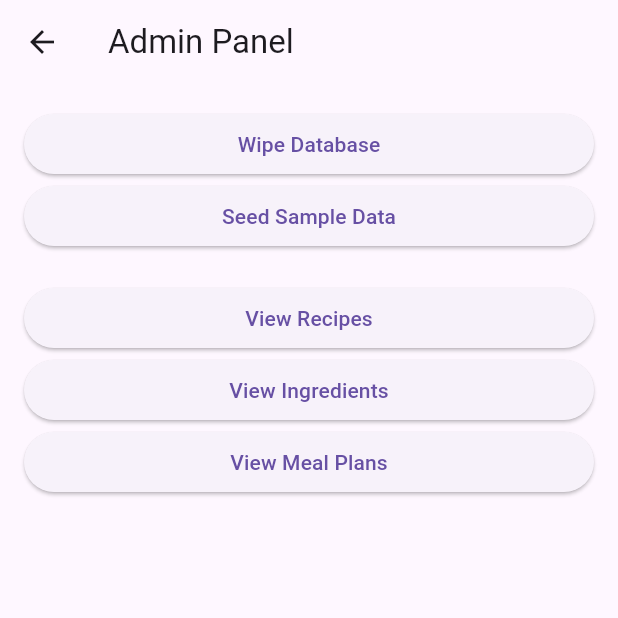
After one commit to KyMiron/Family-Meal-Planner, a Flutter app: the screen it shows after launch, item 3 of the bottom bar chosen, after a tap on the "lock" icon, on a phone screen of 412 x 824 dp, the top half of it. The commit adds this screen. Run offline on Flutter 3.47's test engine with Material 3 defaults, Android fonts, the phone set to English and light mode, and no system bars; our stand-ins replace sqflite, table_calendar; accounts and stored records are empty.

Commit message:
Adds admin panel and calendar view
Introduces an admin panel screen for database management, including resetting and seeding.

Implements a calendar view with meal planning functionality, allowing users to select recipes for specific dates.

```diff
--- a/lib/main_tab_screen.dart
+++ b/lib/main_tab_screen.dart
@@ -3,6 +3,7 @@ import 'screens/home.dart';
 import 'screens/recipe_list.dart';
 import 'screens/calendar.dart';
 import 'screens/inventory.dart';
+import 'screens/admin_panel.dart';
 
 class MainTabScreen extends StatefulWidget {
   @override
@@ -29,7 +30,20 @@ class _MainTabScreenState extends State<MainTabScreen> {
   @override
   Widget build(BuildContext context) {
     return Scaffold(
-      appBar: AppBar(title: Text(_titles[_selectedIndex])),
+      appBar: AppBar(
+        title: Text(_titles[_selectedIndex]),
+        actions: [
+          IconButton(
+            icon: const Icon(Icons.lock),
+            onPressed: () {
+              Navigator.push(
+                context,
+                MaterialPageRoute(builder: (_) => const AdminPanelScreen()),
+              );
+            },
+          ),
+        ],
+      ),
       body: _screens[_selectedIndex],
       bottomNavigationBar: BottomNavigationBar(
         currentIndex: _selectedIndex,
--- a/lib/models/ingredient.dart
+++ b/lib/models/ingredient.dart
@@ -25,7 +25,6 @@ class Ingredient {
     );
   }
 
-  // Optional: For saving to local DB (e.g., Hive/Sqflite)
   Map<String, dynamic> toMap() {
     return {'id': id, 'name': name, 'quantity': quantity, 'unit': unit};
   }
--- /dev/null
+++ b/lib/models/meal_plan.dart
@@ -0,0 +1,19 @@
+class MealPlan {
+  final String id;
+  final String date; // ISO format: "2025-06-18"
+  final String recipeId;
+
+  MealPlan({required this.id, required this.date, required this.recipeId});
+
+  Map<String, dynamic> toMap() {
+    return {'id': id, 'date': date, 'recipeId': recipeId};
+  }
+
+  factory MealPlan.fromMap(Map<String, dynamic> map) {
+    return MealPlan(
+      id: map['id'],
+      date: map['date'],
+      recipeId: map['recipeId'],
+    );
+  }
+}
--- /dev/null
+++ b/lib/screens/admin_panel.dart
@@ -0,0 +1,73 @@
+import 'package:flutter/material.dart';
+import '../services/database_helper.dart';
+
+class AdminPanelScreen extends StatefulWidget {
+  const AdminPanelScreen({super.key});
+
+  @override
+  State<AdminPanelScreen> createState() => _AdminPanelScreenState();
+}
+
+class _AdminPanelScreenState extends State<AdminPanelScreen> {
+  String _output = '';
+  final _db = DatabaseHelper();
+  Future<void> _resetDatabase() async {
+    final db = _db;
+    await db.resetDatabase();
+    setState(() {
+      _output = 'All tables cleared.';
+    });
+  }
+
+  Future<void> _seedSampleData() async {
+    final db = _db;
+    db.seedDatabase();
+
+    setState(() {
+      _output = 'Database is seeded';
+    });
+  }
+
+  Future<void> _showTable(String table) async {
+    final db = _db;
+    final rows = await db.getTable(table);
+    setState(() {
+      _output = '$table:\n${rows.map((e) => e.toString()).join('\n')}';
+    });
+  }
+
+  @override
+  Widget build(BuildContext context) {
+    return Scaffold(
+      appBar: AppBar(title: const Text('Admin Panel')),
+      body: ListView(
+        padding: const EdgeInsets.all(16),
+        children: [
+          ElevatedButton(
+            onPressed: _resetDatabase,
+            child: const Text('Wipe Database'),
+          ),
+          ElevatedButton(
+            onPressed: _seedSampleData,
+            child: const Text('Seed Sample Data'),
+          ),
+          const SizedBox(height: 20),
+          ElevatedButton(
+            onPressed: () => _showTable('recipes'),
+            child: const Text('View Recipes'),
+          ),
+          ElevatedButton(
+            onPressed: () => _showTable('ingredients'),
+            child: const Text('View Ingredients'),
+          ),
+          ElevatedButton(
+            onPressed: () => _showTable('mealplans'),
+            child: const Text('View Meal Plans'),
+          ),
+          const SizedBox(height: 20),
+          Text(_output),
+        ],
+      ),
+    );
+  }
+}
--- a/lib/screens/calendar.dart
+++ b/lib/screens/calendar.dart
@@ -1,7 +1,122 @@
 import 'package:flutter/material.dart';
+import 'package:meal_planner/models/meal_plan.dart';
+import 'package:table_calendar/table_calendar.dart';
+import '../services/database_helper.dart';
 
-class CalendarScreen extends StatelessWidget {
+class CalendarScreen extends StatefulWidget {
+  const CalendarScreen({Key? key}) : super(key: key);
+
   @override
-  Widget build(BuildContext context) =>
-      Center(child: Text("Meal Calendar View (Use table_calendar)"));
+  State<CalendarScreen> createState() => _CalendarScreenState();
 }
+
+class _CalendarScreenState extends State<CalendarScreen> {
+  DateTime _focusedDay = DateTime.now();
+  final _db = DatabaseHelper();
+
+  Map<DateTime, List<String>> _mealsByDate = {}; // date -> [recipeTitle]
+
+  Future<void> _loadMealPlans() async {
+    final db = _db;
+    final mealPlanMaps = await db.getAllMealPlans();
+    final recipeMaps = await db.getAllRecipes();
+
+    final recipes = {for (var r in recipeMaps) r.id: r.title};
+
+    final map = <DateTime, List<String>>{};
+    for (var plan in mealPlanMaps) {
+      final date = DateTime.parse(plan.date).toLocal();
+      final recipeTitle = recipes[plan.recipeId] ?? 'Unknown';
+      map.update(
+        date,
+        (existing) => [...existing, recipeTitle],
+        ifAbsent: () => [recipeTitle],
+      );
+    }
+
+    setState(() {
+      _mealsByDate = map;
+    });
+  }
+
+  @override
+  Widget build(BuildContext context) {
+    _loadMealPlans();
+    return Column(
+      children: [
+        TableCalendar(
+          firstDay: DateTime.utc(2020),
+          lastDay: DateTime.utc(2030),
+          focusedDay: _focusedDay,
+          eventLoader: (day) {
+            return _mealsByDate[DateTime(day.year, day.month, day.day)] ?? [];
+          },
+          calendarBuilders: CalendarBuilders(
+            markerBuilder: (context, day, events) {
+              if (events.isEmpty) return null;
+              return Column(
+                children: events
+                    .map(
+                      (title) => Text(
+                        title.toString(),
+                        style: const TextStyle(
+                          fontSize: 10,
+                          color: Colors.green,
+                        ),
+                        maxLines: 1,
+                        overflow: TextOverflow.ellipsis,
+                      ),
+                    )
+                    .toList(),
+              );
+            },
+          ),
+          onDaySelected: _onDaySelected,
+        ),
+      ],
+    );
+  }
+
+  void _onDaySelected(DateTime selectedDay, DateTime focusedDay) async {
+    setState(() {
+      _focusedDay = focusedDay;
+    });
+
+    final db = _db;
+    final recipes = await db.getAllRecipes();
+
+    final selected = await showDialog<String>(
+      context: context,
+      builder: (_) => SimpleDialog(
+        title: Text(
+          "Select Recipe for ${selectedDay.toLocal().toString().split(' ')[0]}",
+        ),
+        children: recipes.map((recipe) {
+          return SimpleDialogOption(
+            onPressed: () => Navigator.pop(context, recipe.id),
+            child: Text(recipe.title),
+          );
+        }).toList(),
+      ),
+    );
+
+    if (selected != null) {
+      final dateKey = DateTime(
+        selectedDay.year,
+        selectedDay.month,
+        selectedDay.day,
+      );
+      final existing = await db.getMealPlanByDate(dateKey.toIso8601String());
+
+      if (existing != null) {
+        db.updateMealPlan(
+          MealPlan(id: existing.id, date: existing.date, recipeId: selected),
+        );
+      } else {
+        db.saveMealPlan(dateKey.toIso8601String(), selected);
+      }
+
+      _loadMealPlans(); // reload calendar display
+    }
+  }
+}
--- /dev/null
+++ b/lib/services/database_models.dart
@@ -0,0 +1,25 @@
+String mealPlan = '''
+      mealplans (
+        id TEXT PRIMARY KEY,
+        date TEXT NOT NULL,
+        recipeId TEXT NOT NULL
+      )
+      ''';
+String recipes = '''
+      recipes (
+        id TEXT PRIMARY KEY,
+        title TEXT,
+        description TEXT,
+        imagePath TEXT
+      )
+      ''';
+String ingredients = '''
+      ingredients (
+        id TEXT PRIMARY KEY,
+        recipeId TEXT,
+        name TEXT,
+        quantity REAL,
+        unit TEXT,
+        FOREIGN KEY(recipeId) REFERENCES recipes(id) ON DELETE CASCADE
+      )
+      ''';
--- a/pubspec.yaml
+++ b/pubspec.yaml
@@ -12,6 +12,7 @@ dependencies:
   sqflite: ^2.3.2
   path: ^1.9.0
   uuid: ^4.0.0
+  table_calendar: ^3.0.9
 
 dev_dependencies:
   flutter_test:
```
Also changed, not shown: lib/services/database_helper.dart (+77 -17 lines), pubspec.lock.
